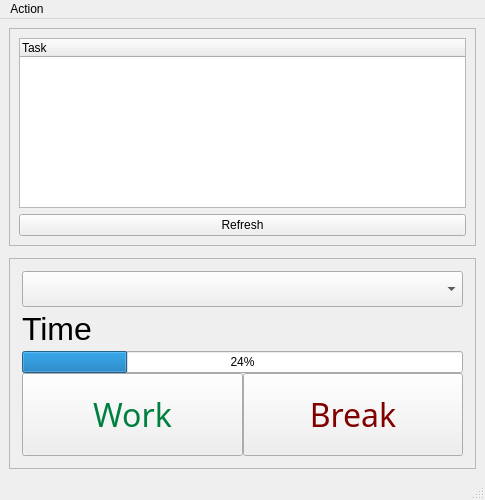
Above: task_list.ui from aclark73/TaskList before the change. Below: the same form after it.
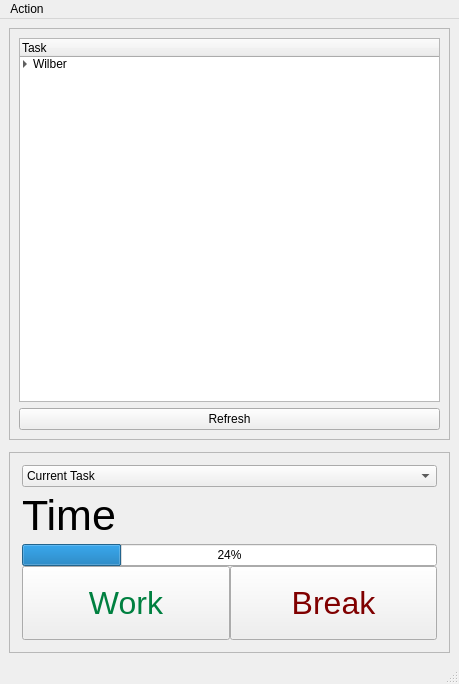
That is the form after the change.

Commit message: wip from office

The edit to the form file:
```diff
--- a/task_list.ui
+++ b/task_list.ui
@@ -6,8 +6,8 @@
    <rect>
     <x>0</x>
     <y>0</y>
-    <width>485</width>
-    <height>500</height>
+    <width>459</width>
+    <height>684</height>
    </rect>
   </property>
   <property name="sizePolicy">
@@ -53,9 +53,21 @@
          <property name="editTriggers">
           <set>QAbstractItemView::NoEditTriggers</set>
          </property>
+         <property name="alternatingRowColors">
+          <bool>true</bool>
+         </property>
+         <property name="indentation">
+          <number>10</number>
+         </property>
+         <property name="rootIsDecorated">
+          <bool>true</bool>
+         </property>
          <property name="allColumnsShowFocus">
           <bool>true</bool>
          </property>
+         <property name="wordWrap">
+          <bool>true</bool>
+         </property>
          <property name="expandsOnDoubleClick">
           <bool>false</bool>
          </property>
@@ -64,6 +76,21 @@
            <string>Task</string>
           </property>
          </column>
+         <item>
+          <property name="text">
+           <string>Wilber</string>
+          </property>
+          <item>
+           <property name="text">
+            <string>#513 Something</string>
+           </property>
+          </item>
+          <item>
+           <property name="text">
+            <string>#510 Other</string>
+           </property>
+          </item>
+         </item>
         </widget>
        </item>
        <item>
@@ -138,12 +165,6 @@
           </property>
           <item>
            <widget class="QComboBox" name="comboBox">
-            <property name="font">
-             <font>
-              <family>Helvetica Neue</family>
-              <pointsize>18</pointsize>
-             </font>
-            </property>
             <property name="cursor">
              <cursorShape>ArrowCursor</cursorShape>
             </property>
@@ -153,6 +174,11 @@
             <property name="insertPolicy">
              <enum>QComboBox::InsertAtTop</enum>
             </property>
+            <item>
+             <property name="text">
+              <string>Current Task</string>
+             </property>
+            </item>
            </widget>
           </item>
           <item>
@@ -163,10 +189,8 @@
               <verstretch>0</verstretch>
              </sizepolicy>
             </property>
-            <property name="font">
-             <font>
-              <pointsize>24</pointsize>
-             </font>
+            <property name="styleSheet">
+             <string notr="true">font-size: 32pt;</string>
             </property>
             <property name="text">
              <string>Time</string>
@@ -206,17 +230,8 @@
           </property>
           <item>
            <widget class="QPushButton" name="workButton">
-            <property name="font">
-             <font>
-              <family>.Helvetica Neue DeskInterface</family>
-              <pointsize>24</pointsize>
-              <weight>50</weight>
-              <italic>false</italic>
-              <bold>false</bold>
-             </font>
-            </property>
             <property name="styleSheet">
-             <string notr="true">font: 24pt;
+             <string notr="true">font-size: 24pt;
 color: rgb(0, 128, 64);padding: 18px;</string>
             </property>
             <property name="text">
@@ -235,17 +250,10 @@
           </item>
           <item>
            <widget class="QPushButton" name="breakButton">
-            <property name="font">
-             <font>
-              <family>.Helvetica Neue DeskInterface</family>
-              <pointsize>24</pointsize>
-              <weight>50</weight>
-              <italic>false</italic>
-              <bold>false</bold>
-             </font>
-            </property>
             <property name="styleSheet">
-             <string notr="true">color: rgb(128, 0, 0); padding: 18px;
+             <string notr="true">font-size: 24pt;
+color: rgb(128, 0, 0); 
+padding: 18px;
 </string>
             </property>
             <property name="text">
@@ -286,7 +294,7 @@
     <rect>
      <x>0</x>
      <y>0</y>
-     <width>485</width>
+     <width>459</width>
      <height>22</height>
     </rect>
    </property>
```
The commit also changes 2 other files.
